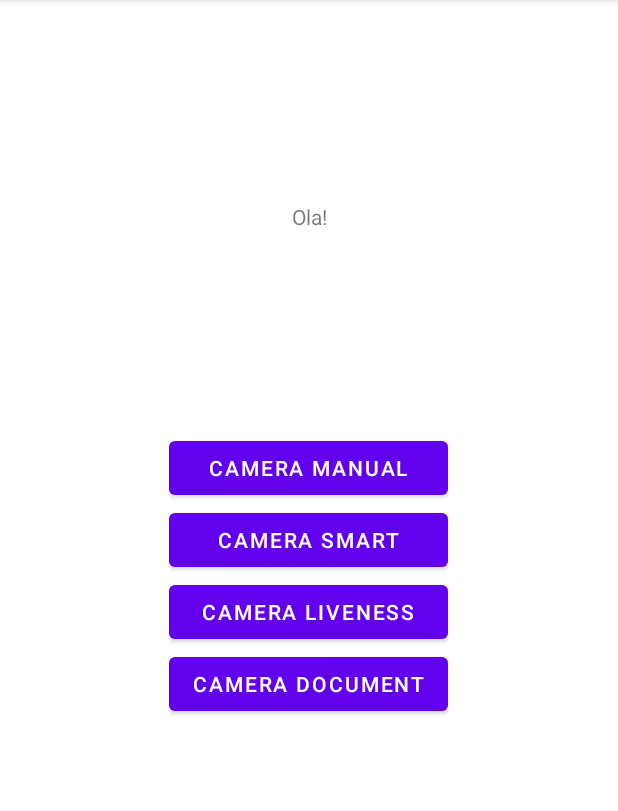
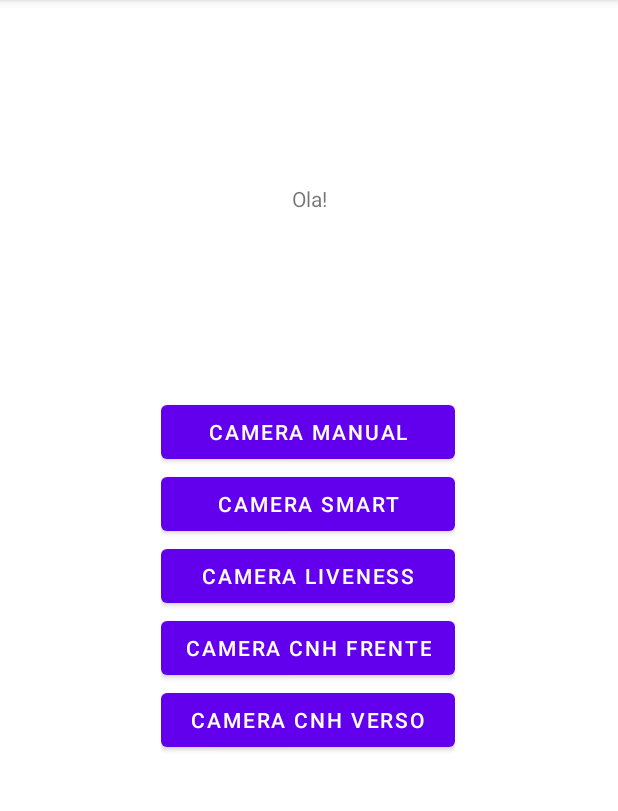
Before and after one commit to unico-labs/unico-sdk-poc-kotlin, an Android app: the screen it shows after launch (MainActivity), on a phone screen of 412 x 824 dp, the part 84-895 px from its top. Run offline under Robolectric (Android 15) with nearby library versions, the phone set to English and light mode, and no system bars; libraries missing offline, so code that uses them is left out: com.acesso.acessobio_android.

Commit message:
add CHN front/back buttons

```diff
--- a/app/src/main/res/layout/activity_main.xml
+++ b/app/src/main/res/layout/activity_main.xml
@@ -54,8 +54,15 @@
             android:id="@+id/button4"
             android:layout_width="wrap_content"
             android:layout_height="wrap_content"
-            android:onClick="openCameraDocument"
-            android:text="Camera Document" />
+            android:onClick="openCameraDocumentCNHFront"
+            android:text="Camera CNH Frente" />
+
+        <Button
+            android:id="@+id/button5"
+            android:layout_width="match_parent"
+            android:layout_height="wrap_content"
+            android:onClick="openCameraDocumentCNHBack"
+            android:text="Camera CNH Verso" />
     </LinearLayout>
 
 </androidx.constraintlayout.widget.ConstraintLayout>
```
Also changed, not shown: app/src/main/java/com/unico/check_sdk_poc/MainActivity.kt (+16 -2 lines).
